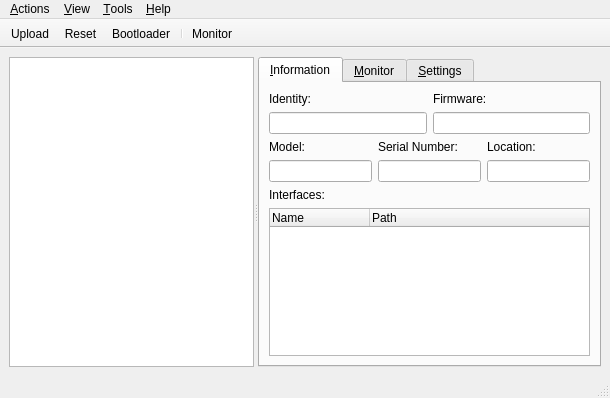
Before: the Qt Designer form tyqt/main_window.ui in Koromix/tytools, drawn with Qt 5.
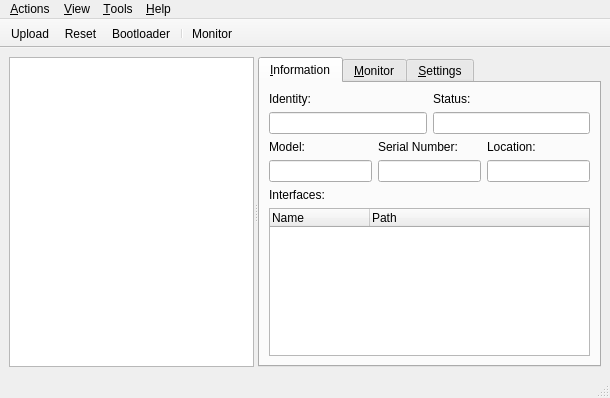
After: the same form once the commit is applied. Icons and pictures are not drawn.

Commit message:
Show 'Status' information instead of 'Firmware'
The firmware (set by upload/browse button) and firmwareName (last
uploaded firmware) dichotomy is confusing. Drop it, and show the
status text instead of firmwareName.

```diff
--- a/tyqt/main_window.ui
+++ b/tyqt/main_window.ui
@@ -68,7 +68,7 @@
            <item row="0" column="1">
             <widget class="QLabel" name="label_2">
              <property name="text">
-              <string>Firmware:</string>
+              <string>Status:</string>
              </property>
             </widget>
            </item>
```
Left out of the diff: 4 changed lines with no effect on the pictures. The commit also changes 4 other files.
